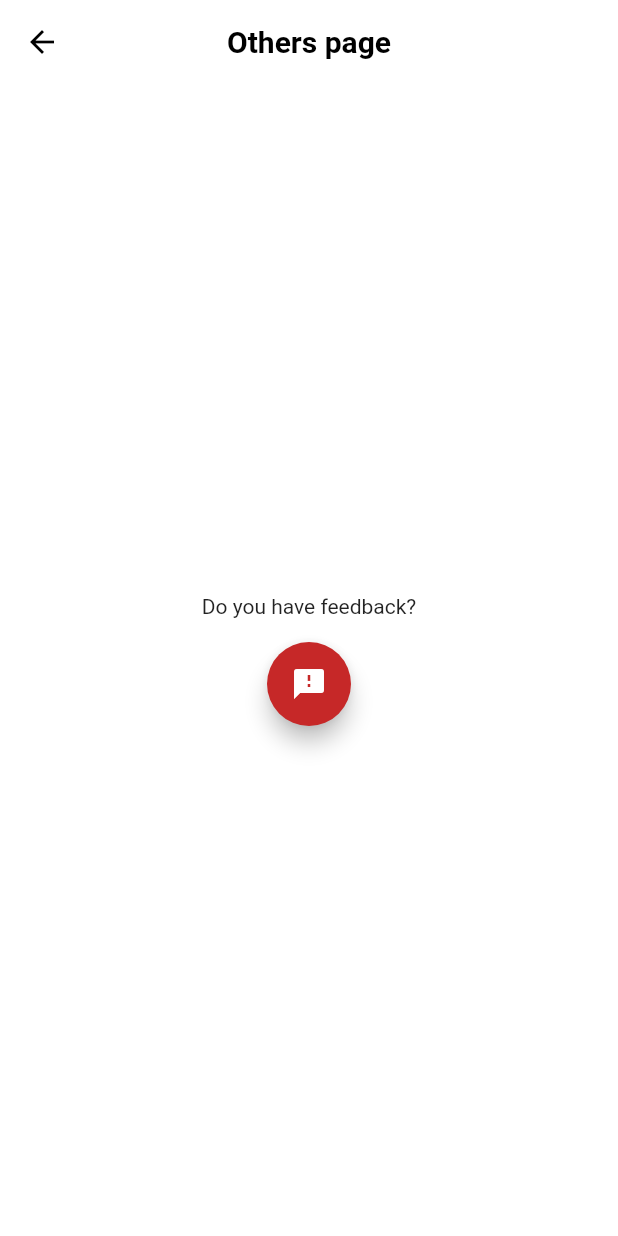
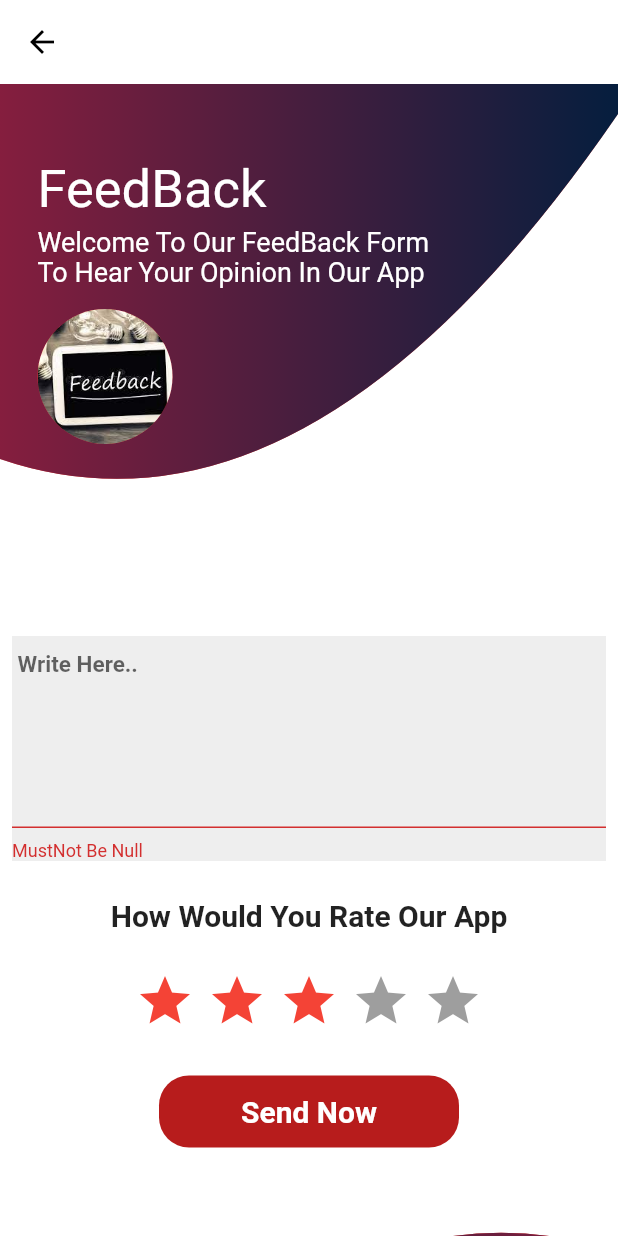
Before and after one commit to NehalAs/Medical_Emergency_App-graduation_project-, a Flutter app: the HomeLayout screen opened directly, in the side drawer, after a tap on "Feedback", on a phone screen of 412 x 824 dp. Run offline on Flutter 3.47's test engine with Material 2 defaults, Android fonts, the phone set to English and light mode, and no system bars; drawn by our look-alikes of flutter_rating_bar; our stand-ins replace bloc, cloud_firestore, conditional_builder_null_safety, firebase_auth, firebase_core, firebase_messaging and 10 more; missing offline and left inert: animated_floating_buttons, flutter_email_sender; accounts and stored records are empty; network calls fail; Roboto replaces fonts that are missing (Jannah); statements that could not run were skipped.

Commit message:
FeedBack Done

```diff
--- a/lib/layout/home_layout.dart
+++ b/lib/layout/home_layout.dart
@@ -4,8 +4,6 @@ import 'package:conditional_builder_null_safety/conditional_builder_null_safety.
 import 'package:flutter/cupertino.dart';
 import 'package:flutter/material.dart';
 import 'package:flutter_bloc/flutter_bloc.dart';
-import 'package:geocoding/geocoding.dart';
-import 'package:geolocator/geolocator.dart';
 import 'package:google_maps_flutter/google_maps_flutter.dart';
 import 'package:graduation_project/modules/blood/blood_screen.dart';
 import 'package:graduation_project/modules/burns/burns_screen.dart';
@@ -15,17 +13,16 @@ import 'package:graduation_project/shared/cubit/cubit.dart';
 import 'package:graduation_project/shared/cubit/states.dart';
 import 'package:graduation_project/shared/styles/colors.dart';
 import 'package:hexcolor/hexcolor.dart';
-import 'package:location/location.dart';
 
 import '../modules/First_Aid/First_Aid.dart';
 import '../modules/about_us/about_us_screen.dart';
 import '../modules/emergency_numbers/emergency_numbers_screen.dart';
+import '../modules/feedback/feedback.dart';
 import '../modules/hospitals/hospitals_screen.dart';
 import '../modules/profile/profile_screen.dart';
 import '../modules/settings/settings_screen.dart';
 import '../modules/users/users_screen.dart';
 import '../shared/styles/themes.dart';
-
 
 class HomeLayout extends StatelessWidget {
   var scaffoldKey = GlobalKey<ScaffoldState>();
@@ -35,11 +32,9 @@ class HomeLayout extends StatelessWidget {
   Widget build(BuildContext context) {
 
     return BlocConsumer<AppCubit,AppStates>(
-      listener: (context, state) async {
-      },
+      listener: (context, state) {},
       builder: (context, state) {
         AppCubit.get(context).getCustomMarker();
-
         return ConditionalBuilder(
             condition: state is AppGetUserLoadingState,
             builder: (context) => Center(child: CircularProgressIndicator()),
@@ -49,7 +44,7 @@ class HomeLayout extends StatelessWidget {
                 children: [
                   //AppCubit.get(context).screens[AppCubit.get(context).currentIndex],
                   GoogleMap(
-                initialCameraPosition: CameraPosition(
+                    initialCameraPosition: CameraPosition(
                         target: LatLng(30.033333, 31.233334),
                         zoom: 10
                     ),
@@ -57,10 +52,12 @@ class HomeLayout extends StatelessWidget {
 
                     onMapCreated: (GoogleMapController googleMapController) {
 
+
                       //GoogleMapController.init(googleMapController.mapId,CameraPosition(target:LatLng(30.033333, 31.233334)), AppCubit.get(context).isDark? googleMapDarkTheme(googleMapController):null,);
 
                       // for search function
                       AppCubit.get(context).onMapCreated(googleMapController);
+                      AppCubit.get(context).getCurrentLocation();
 
                       // darkMapTheme
                       if(state is AppChangeModeState && AppCubit.get(context).isDark)
@@ -78,9 +75,13 @@ class HomeLayout extends StatelessWidget {
 
 
                     },
-                    zoomControlsEnabled: false,
+                    buildingsEnabled: true,
+                    trafficEnabled: true,
+                    mapToolbarEnabled: true,
+                    compassEnabled: true,
+                    zoomControlsEnabled: true,
+                    myLocationButtonEnabled: true,
                     myLocationEnabled: true,
-                    myLocationButtonEnabled: true,
                     markers: state is AppSearchSuccessState?AppCubit.get(context).mySearchMarkers: AppCubit.get(context).currentIndex==0 && state is !AppSearchSuccessState? AppCubit.get(context).myHomeMarkers :AppCubit.get(context).currentIndex==1 && state is !AppSearchSuccessState?AppCubit.get(context).myBloodMarkers:AppCubit.get(context).myBurnsMarkers,
                   ),
                   Padding(
@@ -180,6 +181,7 @@ class HomeLayout extends StatelessWidget {
                           animatedIconData: AnimatedIcons.menu_close //To principal button
                       ),
                     ),
+
                 ],
               ),
               drawer: Drawer(
@@ -200,8 +202,8 @@ class HomeLayout extends StatelessWidget {
                 },
                 items:  AppCubit.get(context).userModel!.userType!='Hospital'?AppCubit.get(context).bottomItemsWithBurnsItem :AppCubit.get(context).bottomItem,
               ),
-           //   floatingActionButtonLocation: FloatingActionButtonLocation.centerTop,
-          //    floatingActionButtonAnimator: FloatingActionButtonAnimator.scaling,
+
+
             ),
         );
       },
@@ -305,7 +307,8 @@ class HomeLayout extends StatelessWidget {
             itemName: 'Help',
             fontSize: 14,
             iconSize: 18,
-            onTap: () {},
+            onTap: () {
+            },
           ),
           menuItem(
             itemIcon: Icons.feedback_outlined,
@@ -313,7 +316,7 @@ class HomeLayout extends StatelessWidget {
             fontSize: 14,
             iconSize: 18,
             onTap: () {
-              navigateTo(context, OthersPage());
+              navigateTo(context, FeedBack());
             },
           ),
           // menuItem(
--- a/lib/main.dart
+++ b/lib/main.dart
@@ -26,12 +26,7 @@ Future<void> firebaseMessagingBackgroundHandler(RemoteMessage message) async {
   print("ON a background message");
 }
 
-Future<void> onSelectNotification(String? payload) async {
-  if (payload != null) {
-    debugPrint('Notification payload: $payload');
-  }
-  // Handle notification tap
-}
+
 
 final FlutterLocalNotificationsPlugin flutterLocalNotificationsPlugin =
 FlutterLocalNotificationsPlugin();
--- a/lib/modules/blood/Donate.dart
+++ b/lib/modules/blood/Donate.dart
@@ -8,8 +8,8 @@ import 'package:graduation_project/shared/cubit/cubit.dart';
 import 'package:graduation_project/shared/cubit/states.dart';
 import 'package:graduation_project/shared/styles/colors.dart';
 
+
 import '../../main.dart';
-
 
 class Donate extends StatelessWidget {
 
@@ -20,7 +20,6 @@ class Donate extends StatelessWidget {
   var formKey = GlobalKey<FormState>();
 
   @override
-
   Widget build(BuildContext context) {
     return BlocConsumer<AppCubit,AppStates>(
       listener: (context, state) {},
--- a/lib/modules/blood/blood_screen.dart
+++ b/lib/modules/blood/blood_screen.dart
@@ -18,6 +18,7 @@ class BloodScreen extends StatelessWidget {
   Widget build(BuildContext context) {
 
     return Stack(
+
     );
   }
 }
--- /dev/null
+++ b/lib/modules/feedback/feedback.dart
@@ -0,0 +1,242 @@
+import 'dart:async';
+import 'dart:io';
+import 'package:flutter/material.dart';
+import 'package:flutter_email_sender/flutter_email_sender.dart';
+import 'package:flutter_rating_bar/flutter_rating_bar.dart';
+
+import '../../shared/cubit/cubit.dart';
+class FeedBack extends StatelessWidget {
+  FeedBack({Key? key}) : super(key: key);
+  final Color firstColor = const Color.fromRGBO(133, 30, 62, 1);
+  final Color secondColor = const Color.fromRGBO(5, 30, 62, 1);
+  final msgController = TextEditingController();
+  final _key = GlobalKey();
+  TextEditingController feedBack = TextEditingController();
+
+
+  sendEmail(String feedBack ,String sub, String _email) async{
+    final Email email = Email(
+      body: feedBack,
+      subject: sub,
+      recipients: [_email],
+      //cc: ['cc@example.com'],
+      //bcc: ['bcc@example.com'],
+      //attachmentPaths: ['/path/to/attachment.zip'],
+      isHTML: false,
+    );
+
+    await FlutterEmailSender.send(email);
+
+  }
+
+  @override
+  Widget build(BuildContext context) {
+
+    return Scaffold(
+      appBar: AppBar(
+        automaticallyImplyLeading: true,
+        title:Text('FeedBack',style: TextStyle(color: Colors.white, fontSize: 25),
+      ),
+      ),
+      body: SingleChildScrollView(
+        physics: BouncingScrollPhysics(),
+        child:Column(
+          crossAxisAlignment: CrossAxisAlignment.start,
+          children: [
+            Stack(
+              children: [
+                ClipPath(
+                  clipper: MyClipper() ,
+                  child: Container(
+                    width:double.infinity,
+                    height: 320,
+                    decoration: BoxDecoration(
+                      gradient: LinearGradient(
+                        colors:[
+                          firstColor,secondColor
+                        ],
+                      ),
+                      boxShadow: const [
+                        BoxShadow(
+                          color: Colors.red,
+                          blurRadius: 12,
+                          offset: Offset(0, 6),
+                        ),
+                      ],
+                    ),
+                  ),
+                ),
+                Positioned(
+                    top: 50,
+                    left: 25,
+                    child: Text('FeedBack',style: TextStyle(color: Colors.white, fontSize:35),)
+                ),
+
+                Positioned(
+                    top: 95,
+                    left: 25,
+                    child: Text('Welcome To Our FeedBack Form',style: TextStyle(color: Colors.white, fontSize: 18),)
+                ),
+                Positioned(
+                    top: 115,
+                    left: 25,
+                    child: Text('To Hear Your Opinion In Our App',style: TextStyle(color: Colors.white, fontSize: 18),)
+                ),
+
+                Positioned(
+                  top: 150,
+                  left: 25,
+                  child: CircleAvatar(
+                    radius: 45,
+                    foregroundImage:
+                    AssetImage('assets/images/feedback.jpg'),
+                  ),
+                ),
+
+              ],
+            ),
+            Form(
+              key: _key,
+              child:
+              Column(
+                crossAxisAlignment: CrossAxisAlignment.start,
+                children: [
+                  Padding(padding: EdgeInsets.symmetric(horizontal: 8.0),
+                    child: Text('Tell Us How We Can Improve',
+                      style: TextStyle(color: Colors.white, fontSize: 20.0),
+                    ),
+                  ),
+                  SizedBox(height: 25,),
+                  Row(
+                    children: [
+                      Expanded(child: Container(
+                        margin: EdgeInsets.symmetric(horizontal: 8.0),
+                        height: 150,
+                        decoration: BoxDecoration(
+                          color: Colors.grey.shade200,
+                        ),
+                        child: TextFormField(
+                          controller: feedBack,
+                          style: const TextStyle(color: Colors.black,
+                            fontSize: 15,
+                          ),
+                          maxLines: 10,
+                          decoration: const InputDecoration(
+                            errorText: 'MustNot Be Null',
+                            hintText: ' Write Here.. ',
+                          ),
+                        ),
+                      ),
+                      ),
+                    ],
+                  ),
+                  SizedBox(height: 25,),
+                  Center(
+                    child: Text('How Would You Rate Our App',
+                      style: TextStyle(fontSize: 20,fontWeight: FontWeight.bold),
+                    ),
+                  ),
+                  SizedBox(height: 25,),
+                  Center(
+                    child: Column(
+                      children: [
+                        RatingBar.builder(
+                          initialRating: 3,
+                          minRating: 1,
+                          direction: Axis.horizontal,
+                          allowHalfRating: true,
+                          itemCount: 5,
+                          itemPadding: EdgeInsets.symmetric(horizontal: 4.0),
+                          itemBuilder: (context, _) => Icon(
+                            Icons.star,
+                            color: Colors.red,
+                          ),
+                          onRatingUpdate: (rating) {
+                            print(rating);
+                          },
+                        ),
+                      ],
+                    ),
+                  ),
+                  SizedBox(height: 30,),
+                  Center(
+                    child: Container(
+                      width: 200,
+                      decoration: BoxDecoration(
+                        borderRadius: BorderRadius.circular(20),
+                        color: Colors.red[900],
+                      ),
+                      child: MaterialButton(
+                        onPressed: (){
+                          sendEmail(feedBack.text,'Feedback message ','ma422008@gmail.com');
+                        },
+                        child: Text('Send Now',style: TextStyle(color: Colors.white,fontSize: 20,fontWeight: FontWeight.bold,),),
+                      ),
+                    ),
+                  ),
+                  Stack(
+                    children: [
+                      RotatedBox(
+                        quarterTurns: 6,
+                        child:  ClipPath(
+                          clipper: MyClipper() ,
+                          child: Container(
+                            width:double.infinity,
+                            height: 320,
+                            decoration: BoxDecoration(
+                              gradient: LinearGradient(
+                                colors:[
+                                  firstColor,secondColor
+                                ],
+                              ),
+                              boxShadow: const [
+                                BoxShadow(
+                                  color: Colors.red,
+                                  blurRadius: 12,
+                                  offset: Offset(0, 6),
+                                ),
+                              ],
+                            ),
+                          ),
+                        ),
+                      ),
+
+                      Positioned(
+                        top: 100,
+                       // left: 260,
+                        right: 25,
+                        child: CircleAvatar(
+                          radius: 100,
+                          backgroundImage:
+                          AssetImage('assets/images/download.jpg'),
+                        ),
+                      )
+                    ],
+                  ),
+                ],
+              ),
+            ),
+          ],
+        ),
+      ),
+    );
+  }
+}
+
+
+class MyClipper extends CustomClipper<Path>{
+  @override
+  Path getClip(Size size){
+    var path = Path();
+    path.lineTo(0, size.height - 70);
+    path.quadraticBezierTo(size.width/2, size.height, size.width, size.height-300);
+    path.lineTo(size.width, 0);
+    path.close();
+    return path;
+
+  }
+  @override
+  bool shouldReclip(CustomClipper<Path> oldClipper){
+    return false;
+  }
+}
--- a/lib/modules/home/home_screen.dart
+++ b/lib/modules/home/home_screen.dart
@@ -3,9 +3,7 @@ import 'dart:collection';
 import 'package:flutter/material.dart';
 import 'package:flutter_bloc/flutter_bloc.dart';
 import 'package:google_maps_flutter/google_maps_flutter.dart';
-import 'package:graduation_project/main.dart';
 import 'package:graduation_project/shared/components/components.dart';
-import '../../layout/home_layout.dart';
 import '../../shared/cubit/cubit.dart';
 import '../../shared/cubit/states.dart';
 import '../../shared/styles/themes.dart';
@@ -15,21 +13,11 @@ class HomeScreen extends StatelessWidget {
   @override
   Widget build(BuildContext context) {
 
-    return SafeArea(child: Stack(
-    ));
+    return Stack();
   }
 }
-
-
 void addHomeMarkers(context)
 {
-  AppCubit.get(context).addHomeMarker(
-      markerId: 'marker',
-      markerPosition: const LatLng(30.05160665975826, 31.21054654046658),
-      infoWindowTitle:'المركز القومى لنقل الدم',
-      infoWindowDescription: 'العجوزة، حي العجوزة، الجيزة 3753530'
-  );
-
 
   AppCubit.get(context).addHomeMarker(
       markerId: '1',
--- a/lib/shared/cubit/cubit.dart
+++ b/lib/shared/cubit/cubit.dart
@@ -8,6 +8,7 @@ import 'package:flutter/material.dart';
 import 'package:flutter_bloc/flutter_bloc.dart';
 import 'package:flutter_local_notifications/flutter_local_notifications.dart';
 import 'package:geocoding/geocoding.dart';
+import 'package:geolocator/geolocator.dart';
 import 'package:google_maps_flutter/google_maps_flutter.dart';
 import 'package:graduation_project/modules/blood/Donate.dart';
 import 'package:graduation_project/modules/blood/requests_screen.dart';
@@ -716,7 +717,7 @@ class AppCubit extends Cubit<AppStates> {
     // Get the user's current location
     return await Geolocator.getCurrentPosition(
       desiredAccuracy: LocationAccuracy.best,
-      forceAndroidLocationManager: false,
+      forceAndroidLocationManager: true,
 
     );
 
--- a/pubspec.yaml
+++ b/pubspec.yaml
@@ -51,7 +51,11 @@ dependencies:
   shared_preferences: ^2.1.0
   flutter_launcher_icons: ^0.12.0
   flutter_local_notifications: ^12.0.4
-  location: ^4.4.0
+  flutter_email_sender: ^5.2.0
+  flutter_rating_bar: ^4.0.1
+
+
+
 
 
   #firebase
```
Also changed, not shown: assets/images/down1.png (added), assets/images/download.jpg (added), assets/images/feedback.jpg (added), pubspec.lock, 2 other files.
